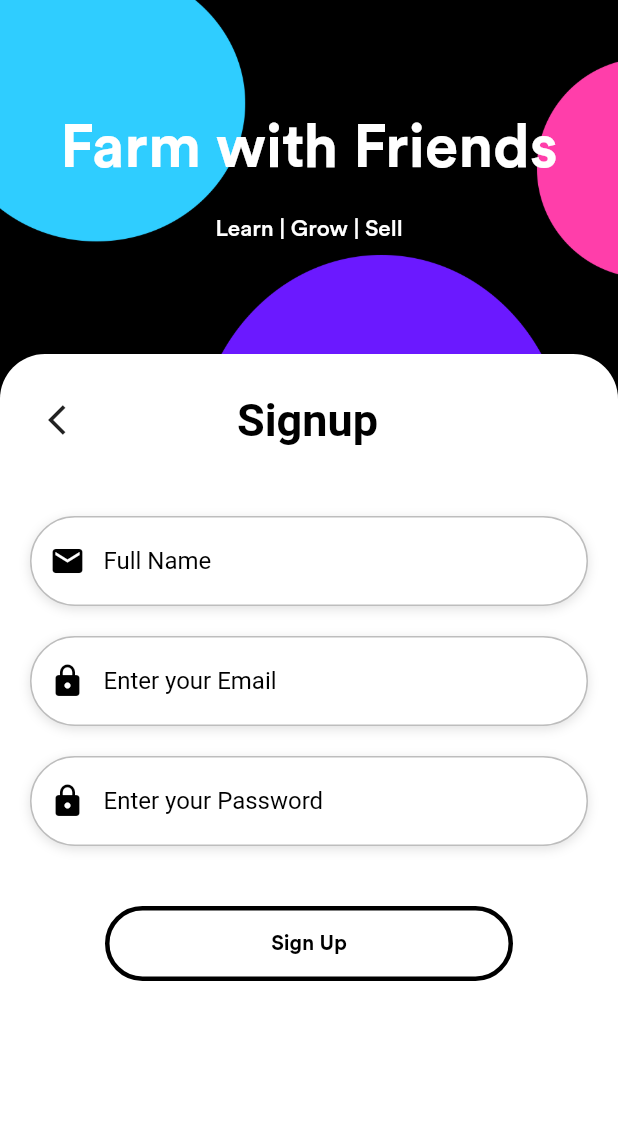
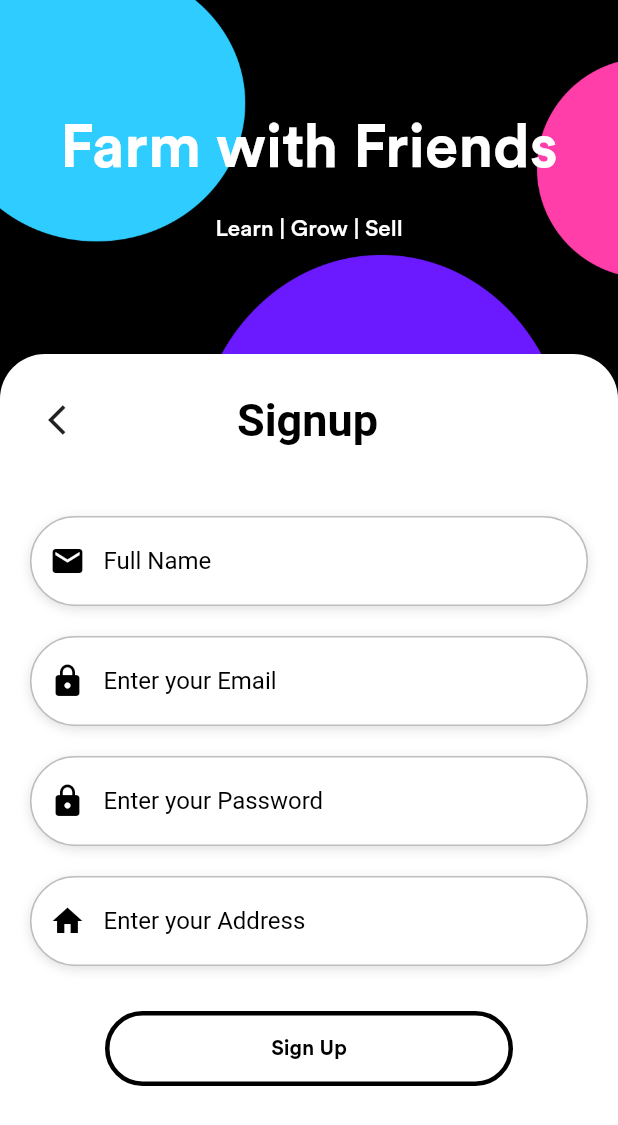
Before and after one commit to PrasannS/farming_app, a Flutter app: the screen it shows after launch, swiped to page 3, on a phone screen of 412 x 824 dp. Shown: the top 1125 px of the screen. Run offline on Flutter 3.47's test engine with Material 2 defaults, Android fonts, the phone set to English and light mode, and no system bars; our stand-ins replace cloud_firestore, curved_navigation_bar, firebase_auth, firebase_storage, flutter_datetime_picker, font_awesome_flutter and 5 more; missing offline and left inert: youtube_api; accounts and stored records are empty; Roboto replaces fonts that are missing (OpenSans).

Commit message:
addresses

```diff
--- a/lib/widgets/signup_widget.dart
+++ b/lib/widgets/signup_widget.dart
@@ -14,6 +14,7 @@ class _SignupWidgetState extends State<SignupWidget> {
   TextEditingController nameInputController;
   TextEditingController emailInputController;
   TextEditingController passwordInputController;
+  TextEditingController addressInputController;
 
 
   @override
@@ -22,6 +23,7 @@ class _SignupWidgetState extends State<SignupWidget> {
     nameInputController = new TextEditingController();
     emailInputController = new TextEditingController();
     passwordInputController = new TextEditingController();
+    addressInputController = new TextEditingController();
   }
 
   String emailValidator(String value) {
@@ -182,11 +184,40 @@ class _SignupWidgetState extends State<SignupWidget> {
                             ),
                           ],
                         ),
+                        SizedBox(height: 20.0,),
+                        Column(
+                          crossAxisAlignment: CrossAxisAlignment.start,
+                          children: <Widget>[
+
+                            Container(
+                              alignment: Alignment.centerLeft,
+                              decoration: StyleConstants.loginBoxDecorationStyle,
+                              height: 60.0,
+                              child: TextFormField(
+                                controller: addressInputController,
+                                style: TextStyle(
+                                  color: Colors.black,
+                                  fontFamily: 'OpenSans',
+                                ),
+                                decoration: InputDecoration(
+                                  border: InputBorder.none,
+                                  contentPadding: EdgeInsets.only(top: 14.0),
+                                  prefixIcon: Icon(
+                                    Icons.home,
+                                    color: Colors.black,
+                                  ),
+                                  hintText: 'Enter your Address',
+                                  hintStyle: StyleConstants.loginHintTextStyle,
+                                ),
+                              ),
+                            ),
+                          ],
+                        ),
                       ],
                     ),
 
                     //SizedBox(height: MediaQuery.of(context).size.height / 5,),
-                    SizedBox(height: 40.0,),
+                    SizedBox(height: 30.0,),
 
                     GestureDetector(
                       onTap: () {
@@ -197,6 +228,7 @@ class _SignupWidgetState extends State<SignupWidget> {
                                 "name":nameInputController.text,
                                 "email":emailInputController.text,
                                 "uid":currentUser.user.uid,
+                                'address': addressInputController.text,
                               });
                             });
                         Navigator.push(
```
Also changed, not shown: lib/screens/produce_screen.dart (+14 -8 lines), lib/screens/signup_screen.dart (+26 -1 lines).
